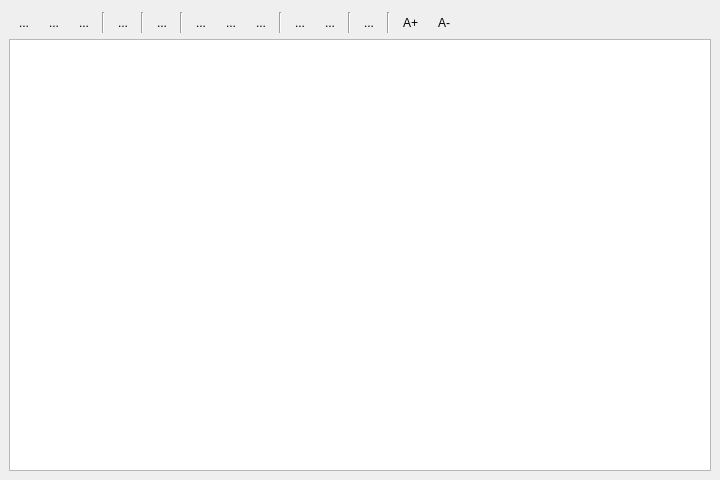
This is python/plugins/processing/ui/DlgScriptEditor.ui in qgis/QGIS as Qt 5 draws it before an edit. The edited form follows.
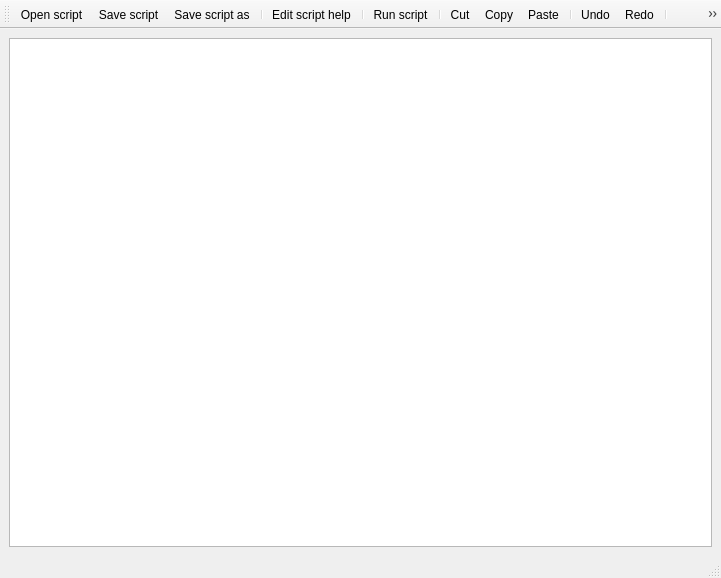
This is the edited form. Custom widgets are drawn as their Qt base class.

Commit message:
[processing] improve script editor dialog
Use QMainWindow instead of QDialog, add normal toolbar instead of
QToolButtons. Also fix some issues caused by Qt5 switch.

Diff of the .ui file:
```diff
--- a/python/plugins/processing/ui/DlgScriptEditor.ui
+++ b/python/plugins/processing/ui/DlgScriptEditor.ui
@@ -1,287 +1,177 @@
 <?xml version="1.0" encoding="UTF-8"?>
 <ui version="4.0">
- <class>DlgScriptEditor</class>
- <widget class="QDialog" name="DlgScriptEditor">
+ <class>MainWindow</class>
+ <widget class="QMainWindow" name="MainWindow">
   <property name="geometry">
    <rect>
     <x>0</x>
     <y>0</y>
-    <width>720</width>
-    <height>480</height>
+    <width>721</width>
+    <height>578</height>
    </rect>
   </property>
   <property name="windowTitle">
    <string>Script editor</string>
   </property>
-  <layout class="QVBoxLayout" name="verticalLayout">
-   <property name="spacing">
-    <number>6</number>
+  <widget class="QWidget" name="centralwidget">
+   <layout class="QGridLayout" name="gridLayout">
+    <item row="0" column="0">
+     <widget class="ScriptEdit" name="editor"/>
+    </item>
+   </layout>
+  </widget>
+  <widget class="QStatusBar" name="statusbar"/>
+  <widget class="QToolBar" name="toolBar">
+   <property name="windowTitle">
+    <string>toolBar</string>
    </property>
-   <property name="margin">
-    <number>9</number>
+   <attribute name="toolBarArea">
+    <enum>TopToolBarArea</enum>
+   </attribute>
+   <attribute name="toolBarBreak">
+    <bool>false</bool>
+   </attribute>
+   <addaction name="actionOpenScript"/>
+   <addaction name="actionSaveScript"/>
+   <addaction name="actionSaveScriptAs"/>
+   <addaction name="separator"/>
+   <addaction name="actionEditScriptHelp"/>
+   <addaction name="separator"/>
+   <addaction name="actionRunScript"/>
+   <addaction name="separator"/>
+   <addaction name="actionCut"/>
+   <addaction name="actionCopy"/>
+   <addaction name="actionPaste"/>
+   <addaction name="separator"/>
+   <addaction name="actionUndo"/>
+   <addaction name="actionRedo"/>
+   <addaction name="separator"/>
+   <addaction name="actionIncreaseFontSize"/>
+   <addaction name="actionDecreaseFontSize"/>
+  </widget>
+  <action name="actionOpenScript">
+   <property name="text">
+    <string>Open script...</string>
    </property>
-   <item>
-    <layout class="QHBoxLayout" name="horizontalLayout">
-     <property name="spacing">
-      <number>6</number>
-     </property>
-     <property name="leftMargin">
-      <number>3</number>
-     </property>
-     <property name="topMargin">
-      <number>3</number>
-     </property>
-     <property name="rightMargin">
-      <number>3</number>
-     </property>
-     <item>
-      <widget class="QToolButton" name="btnOpen">
        <property name="toolTip">
         <string>Open script</string>
        </property>
-       <property name="text">
-        <string>...</string>
-       </property>
        <property name="shortcut">
-        <string>Ctrl+O, Return</string>
-       </property>
-       <property name="autoRaise">
-        <bool>true</bool>
-       </property>
-      </widget>
-     </item>
-     <item>
-      <widget class="QToolButton" name="btnSave">
+    <string>Ctrl+O</string>
+   </property>
+  </action>
+  <action name="actionSaveScript">
+   <property name="text">
+    <string>Save script...</string>
+   </property>
        <property name="toolTip">
-        <string>Save</string>
-       </property>
-       <property name="text">
-        <string>...</string>
+    <string>Save script...</string>
        </property>
        <property name="shortcut">
         <string>Ctrl+S</string>
        </property>
-       <property name="autoRaise">
-        <bool>true</bool>
-       </property>
-      </widget>
-     </item>
-     <item>
-      <widget class="QToolButton" name="btnSaveAs">
-       <property name="toolTip">
-        <string>Save as...</string>
-       </property>
+  </action>
+  <action name="actionSaveScriptAs">
        <property name="text">
-        <string>...</string>
+    <string>Save script as...</string>
+   </property>
+   <property name="toolTip">
+    <string>Save script as...</string>
        </property>
        <property name="shortcut">
         <string>Ctrl+Shift+S</string>
        </property>
-       <property name="autoRaise">
-        <bool>true</bool>
-       </property>
-      </widget>
-     </item>
-     <item>
-      <widget class="Line" name="line">
-       <property name="orientation">
-        <enum>Qt::Vertical</enum>
-       </property>
-      </widget>
-     </item>
-     <item>
-      <widget class="QToolButton" name="btnEditHelp">
+  </action>
+  <action name="actionEditScriptHelp">
+   <property name="text">
+    <string>Edit script help</string>
+   </property>
        <property name="toolTip">
         <string>Edit script help</string>
        </property>
+  </action>
+  <action name="actionRunScript">
        <property name="text">
-        <string>...</string>
-       </property>
-       <property name="autoRaise">
-        <bool>true</bool>
-       </property>
-      </widget>
-     </item>
-     <item>
-      <widget class="Line" name="line_2">
-       <property name="orientation">
-        <enum>Qt::Vertical</enum>
-       </property>
-      </widget>
-     </item>
-     <item>
-      <widget class="QToolButton" name="btnRun">
+    <string>Run script</string>
+   </property>
        <property name="toolTip">
-        <string>Run algorithm</string>
-       </property>
-       <property name="text">
-        <string>...</string>
+    <string>Run script</string>
        </property>
        <property name="shortcut">
         <string>F5</string>
        </property>
-       <property name="autoRaise">
-        <bool>true</bool>
-       </property>
-      </widget>
-     </item>
-     <item>
-      <widget class="Line" name="line_3">
-       <property name="orientation">
-        <enum>Qt::Vertical</enum>
-       </property>
-      </widget>
-     </item>
-     <item>
-      <widget class="QToolButton" name="btnCut">
-       <property name="toolTip">
-        <string>Cut</string>
-       </property>
+  </action>
+  <action name="actionCut">
        <property name="text">
-        <string>...</string>
+    <string>Cut</string>
+   </property>
+   <property name="toolTip">
+    <string>Cut</string>
        </property>
        <property name="shortcut">
         <string>Ctrl+X</string>
        </property>
-       <property name="autoRaise">
-        <bool>true</bool>
-       </property>
-      </widget>
-     </item>
-     <item>
-      <widget class="QToolButton" name="btnCopy">
-       <property name="toolTip">
-        <string>Copy</string>
-       </property>
+  </action>
+  <action name="actionCopy">
        <property name="text">
-        <string>...</string>
+    <string>Copy</string>
+   </property>
+   <property name="toolTip">
+    <string>Copy</string>
        </property>
        <property name="shortcut">
         <string>Ctrl+C</string>
        </property>
-       <property name="autoRaise">
-        <bool>true</bool>
-       </property>
-      </widget>
-     </item>
-     <item>
-      <widget class="QToolButton" name="btnPaste">
-       <property name="toolTip">
-        <string>Paste</string>
-       </property>
+  </action>
+  <action name="actionPaste">
        <property name="text">
-        <string>...</string>
+    <string>Paste</string>
+   </property>
+   <property name="toolTip">
+    <string>Paste</string>
        </property>
        <property name="shortcut">
         <string>Ctrl+V</string>
        </property>
-       <property name="autoRaise">
-        <bool>true</bool>
-       </property>
-      </widget>
-     </item>
-     <item>
-      <widget class="Line" name="line_4">
-       <property name="orientation">
-        <enum>Qt::Vertical</enum>
-       </property>
-      </widget>
-     </item>
-     <item>
-      <widget class="QToolButton" name="btnUndo">
-       <property name="toolTip">
-        <string>Undo</string>
-       </property>
+  </action>
+  <action name="actionUndo">
        <property name="text">
-        <string>...</string>
+    <string>Undo</string>
+   </property>
+   <property name="toolTip">
+    <string>Undo</string>
        </property>
        <property name="shortcut">
         <string>Ctrl+Z</string>
        </property>
-       <property name="autoRaise">
-        <bool>true</bool>
-       </property>
-      </widget>
-     </item>
-     <item>
-      <widget class="QToolButton" name="btnRedo">
-       <property name="toolTip">
-        <string>Redo</string>
-       </property>
+  </action>
+  <action name="actionRedo">
        <property name="text">
-        <string>...</string>
+    <string>Redo</string>
+   </property>
+   <property name="toolTip">
+    <string>Redo</string>
        </property>
        <property name="shortcut">
         <string>Ctrl+Shift+Z</string>
        </property>
-       <property name="autoRaise">
-        <bool>true</bool>
-       </property>
-      </widget>
-     </item>
-     <item>
-      <widget class="Line" name="line_5">
-       <property name="orientation">
-        <enum>Qt::Vertical</enum>
-       </property>
-      </widget>
-     </item>
-     <item>
-      <widget class="QToolButton" name="btnSnippets">
+  </action>
+  <action name="actionIncreaseFontSize">
        <property name="text">
-        <string>...</string>
-       </property>
-       <property name="autoRaise">
-        <bool>true</bool>
-       </property>
-      </widget>
-     </item>
-     <item>
-      <widget class="Line" name="line_6">
-       <property name="orientation">
-        <enum>Qt::Vertical</enum>
-       </property>
-      </widget>
-     </item>
-     <item>
-      <widget class="QToolButton" name="btnIncreaseFont">
+    <string>Increase font size</string>
+   </property>
+   <property name="toolTip">
+    <string>Increase font size</string>
+   </property>
+  </action>
+  <action name="actionDecreaseFontSize">
        <property name="text">
-        <string>A+</string>
-       </property>
-       <property name="autoRaise">
-        <bool>true</bool>
-       </property>
-      </widget>
-     </item>
-     <item>
-      <widget class="QToolButton" name="btnDecreaseFont">
-       <property name="text">
-        <string>A-</string>
-       </property>
-       <property name="autoRaise">
-        <bool>true</bool>
-       </property>
-      </widget>
-     </item>
-     <item>
-      <spacer name="horizontalSpacer">
-       <property name="orientation">
-        <enum>Qt::Horizontal</enum>
-       </property>
-       <property name="sizeHint" stdset="0">
-        <size>
-         <width>40</width>
-         <height>20</height>
-        </size>
-       </property>
-      </spacer>
-     </item>
-    </layout>
-   </item>
-   <item>
-    <widget class="ScriptEdit" name="editor"/>
-   </item>
-  </layout>
+    <string>Decrease font size</string>
+   </property>
+   <property name="toolTip">
+    <string>Decrease font size</string>
+   </property>
+  </action>
  </widget>
  <customwidgets>
   <customwidget>
```
Left out of the diff: 6 changed lines with no effect on the pictures. Lines whose indentation alone changed are shown as unchanged. The commit also changes 6 other files.
